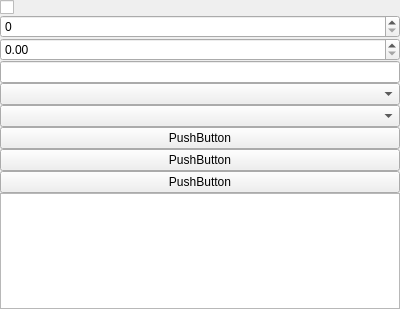
Bazzzukasss/custom_setting, file forms/custom_setting_widget.ui: the form before one commit.
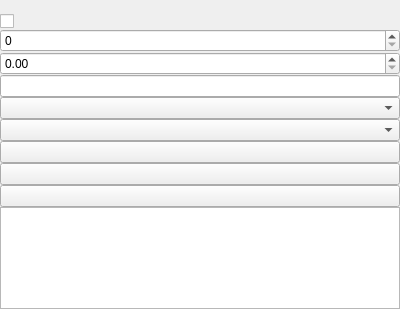
The form after the commit. Custom widgets are drawn as their Qt base class.

Commit message: The CustomLabel implemented and used for readonly settings visualization.

Patch:
```diff
--- a/forms/custom_setting_widget.ui
+++ b/forms/custom_setting_widget.ui
@@ -29,6 +29,13 @@
    <property name="bottomMargin">
     <number>0</number>
    </property>
+   <item>
+    <widget class="CustomLabel" name="mLabel">
+     <property name="text">
+      <string/>
+     </property>
+    </widget>
+   </item>
    <item>
     <widget class="CustomCheckBox" name="mCheckBox">
      <property name="text">
@@ -54,21 +61,21 @@
    <item>
     <widget class="CustomSourceButton" name="mSourceButton">
      <property name="text">
-      <string>PushButton</string>
+      <string/>
      </property>
     </widget>
    </item>
    <item>
     <widget class="CustomColorButton" name="mColorButton">
      <property name="text">
-      <string>PushButton</string>
+      <string/>
      </property>
     </widget>
    </item>
    <item>
     <widget class="CustomFontButton" name="mFontButton">
      <property name="text">
-      <string>PushButton</string>
+      <string/>
      </property>
     </widget>
    </item>
@@ -128,6 +135,11 @@
    <extends>QPushButton</extends>
    <header>custom_widgets.h</header>
   </customwidget>
+  <customwidget>
+   <class>CustomLabel</class>
+   <extends>QLabel</extends>
+   <header>custom_widgets.h</header>
+  </customwidget>
  </customwidgets>
  <resources/>
  <connections/>
```
The commit also changes 4 other files.
